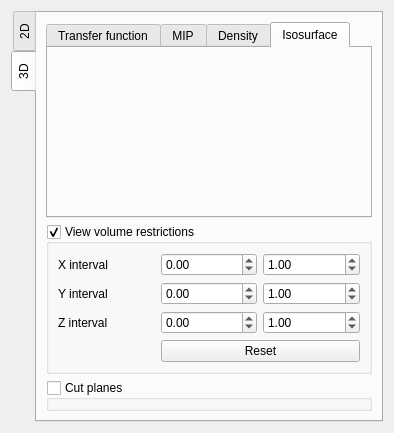
Old version of the form MedV4D/src/GUI/widgets/ViewerControls.ui in the repository JanKolomaznik/MedV4D.
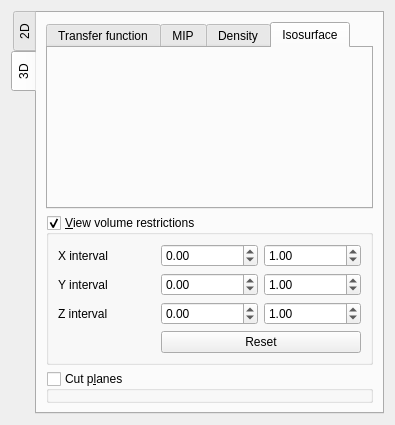
New version of the form. Custom widgets are drawn as their Qt base class.

Commit message: Improving viewer settings widget and dataset manager model filling.

What changed in the file:
```diff
--- a/MedV4D/src/GUI/widgets/ViewerControls.ui
+++ b/MedV4D/src/GUI/widgets/ViewerControls.ui
@@ -6,8 +6,8 @@
    <rect>
     <x>0</x>
     <y>0</y>
-    <width>394</width>
-    <height>433</height>
+    <width>395</width>
+    <height>425</height>
    </rect>
   </property>
   <property name="windowTitle">
@@ -201,7 +201,7 @@
       <attribute name="title">
        <string>3D</string>
       </attribute>
-      <layout class="QVBoxLayout" name="verticalLayout_6">
+      <layout class="QVBoxLayout" name="verticalLayout_6" stretch="0,0,0">
        <item>
         <widget class="QTabWidget" name="tabWidget_3">
          <property name="currentIndex">
@@ -246,7 +246,7 @@
        <item>
         <widget class="QGroupBox" name="volumeRestrictionsGroupBox">
          <property name="title">
-          <string>View volume restrictions</string>
+          <string>&amp;View volume restrictions</string>
          </property>
          <property name="checkable">
           <bool>true</bool>
@@ -254,7 +254,25 @@
          <property name="checked">
           <bool>true</bool>
          </property>
-         <layout class="QGridLayout" name="gridLayout">
+         <layout class="QVBoxLayout" name="verticalLayout_7">
+          <property name="spacing">
+           <number>0</number>
+          </property>
+          <property name="leftMargin">
+           <number>0</number>
+          </property>
+          <property name="topMargin">
+           <number>0</number>
+          </property>
+          <property name="rightMargin">
+           <number>0</number>
+          </property>
+          <property name="bottomMargin">
+           <number>0</number>
+          </property>
+          <item>
+           <widget class="QWidget" name="volumeRestrictionsContainer" native="true">
+            <layout class="QGridLayout" name="gridLayout_4">
           <item row="0" column="0">
            <widget class="QLabel" name="label_7">
             <property name="text">
@@ -364,10 +382,19 @@
          </layout>
         </widget>
        </item>
+         </layout>
+        </widget>
+       </item>
        <item>
-        <widget class="QGroupBox" name="groupBox">
+        <widget class="QGroupBox" name="cutPlanesGroupBox">
+         <property name="minimumSize">
+          <size>
+           <width>0</width>
+           <height>32</height>
+          </size>
+         </property>
          <property name="title">
-          <string>Cut planes</string>
+          <string>Cut p&amp;lanes</string>
          </property>
          <property name="checkable">
           <bool>true</bool>
```
Left out of the diff: 68 changed lines with no effect on the pictures. Lines whose indentation alone changed are shown as unchanged. The commit also changes 2 other files.
